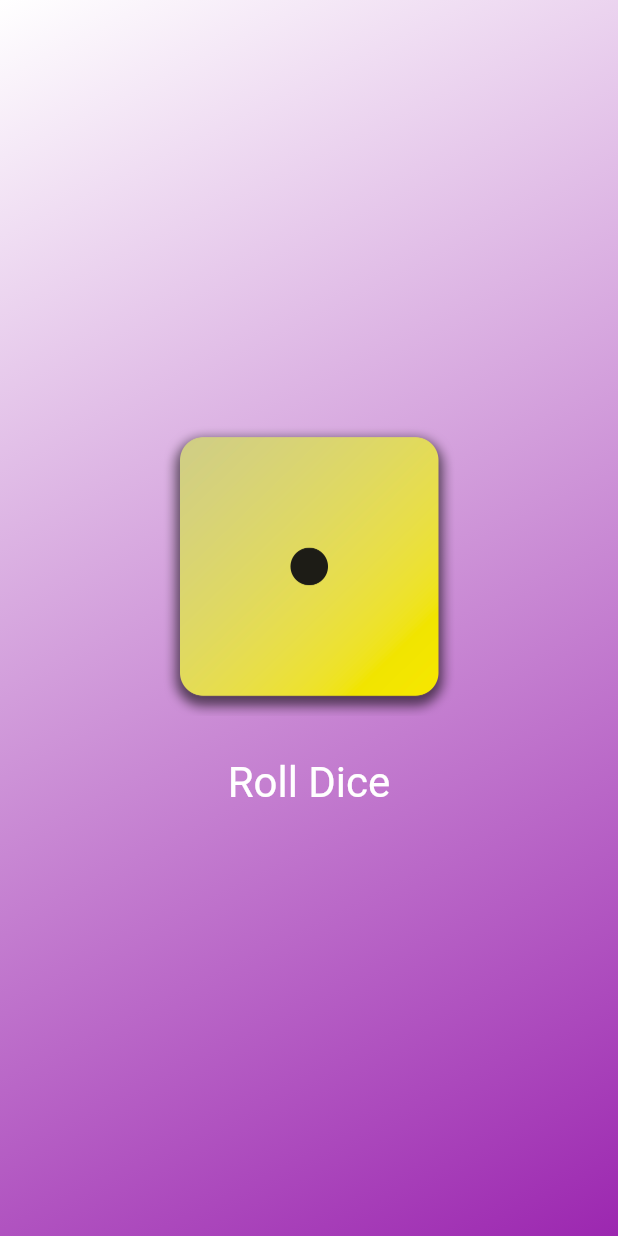
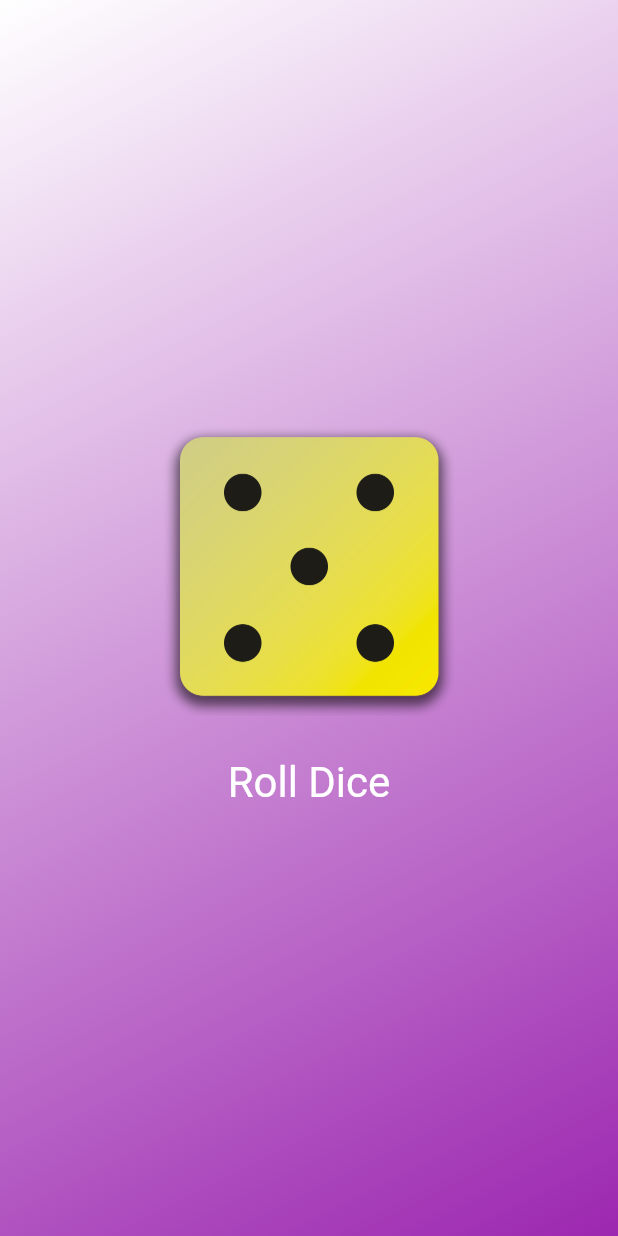
Before and after one commit to ziftpool/flutter-roll-dice-app, a Flutter app: the screen it shows after launch, after a tap on "Roll Dice", on a phone screen of 412 x 824 dp. Run offline on Flutter 3.47's test engine with Material 3 defaults, Android fonts, the phone set to English and light mode, and no system bars.

Commit message:
randomizer added to roller

```diff
--- /dev/null
+++ b/lib/dice_roller.dart
@@ -0,0 +1,43 @@
+import 'package:flutter/material.dart';
+import 'dart:math';
+
+final randomizer = Random();
+
+class DiceRoller extends StatefulWidget {
+  const DiceRoller({super.key});
+
+  @override
+  State<DiceRoller> createState() {
+    return _DiceRollerState();
+  }
+}
+
+class _DiceRollerState extends State<DiceRoller> {
+  var currentDiceRoll = 1;
+
+  void rollDice() {
+    setState(() {
+      var diceRoll = randomizer.nextInt(6) + 1;
+      currentDiceRoll = diceRoll;
+    });
+  }
+
+  @override
+  Widget build(context) {
+    return Column(
+      mainAxisSize: MainAxisSize.min,
+      children: [
+        Image.asset('assets/images/dice-$currentDiceRoll.png', width: 200),
+        const SizedBox(height: 20),
+        TextButton(
+          onPressed: rollDice,
+          style: TextButton.styleFrom(
+            foregroundColor: Colors.white,
+            textStyle: const TextStyle(fontSize: 28),
+          ),
+          child: const Text('Roll Dice'),
+        ),
+      ],
+    );
+  }
+}
--- a/lib/gradientContainer.dart
+++ b/lib/gradientContainer.dart
@@ -1,4 +1,5 @@
 import 'package:flutter/material.dart';
+import 'package:roll_dice_app/dice_roller.dart';
 
 const startAlignment = Alignment.topLeft;
 const endAlignment = Alignment.bottomRight;
@@ -20,23 +21,7 @@
           end: endAlignment,
         ),
       ),
-      child: Center(
-        child: Column(
-          mainAxisSize: MainAxisSize.min,
-          children: [
-            Image.asset('assets/images/dice-1.png', width: 200),
-            const SizedBox(height: 20),
-            TextButton(
-              onPressed: rollDice,
-              style: TextButton.styleFrom(
-                foregroundColor: Colors.white,
-                textStyle: const TextStyle(fontSize: 28),
-              ),
-              child: const Text('Roll Dice'),
-            ),
-          ],
-        ),
-      ),
+      child: Center(child: DiceRoller()),
     );
   }
 }
```
